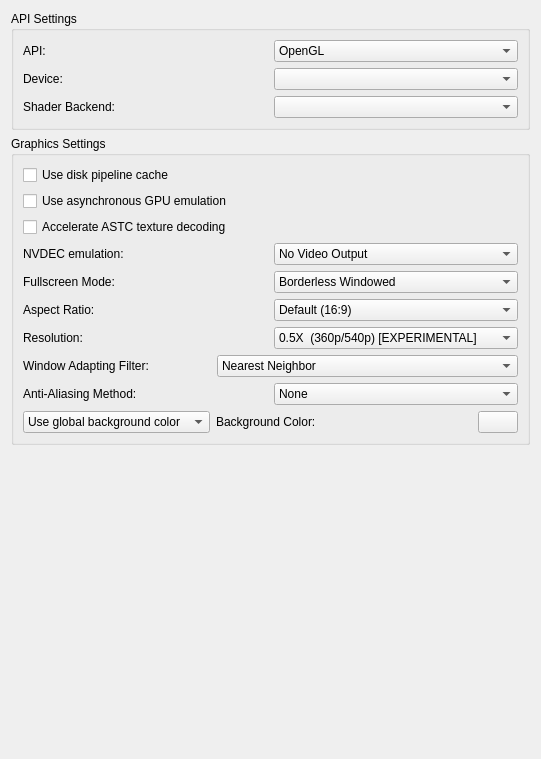
First picture: the form in src/yuzu/configuration/configure_graphics.ui, repository QuantumGhost/yuzu, before the edit.
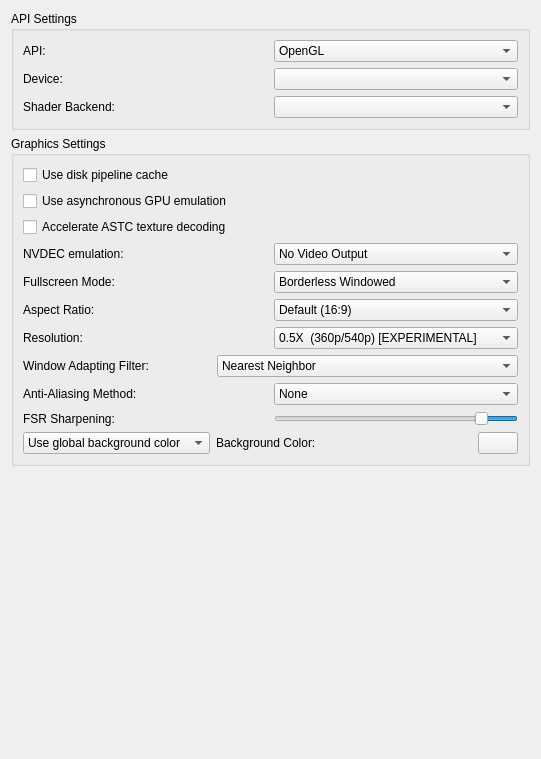
Second picture: the form after the edit.

```diff
--- a/src/yuzu/configuration/configure_graphics.ui
+++ b/src/yuzu/configuration/configure_graphics.ui
@@ -481,6 +481,62 @@
           </layout>
          </widget>
         </item>
+        <item>
+         <widget class="QWidget" name="fsr_sharpening_layout" native="true">
+          <property name="enabled">
+           <bool>true</bool>
+          </property>
+          <layout class="QHBoxLayout" name="horizontalLayout">
+           <property name="spacing">
+            <number>6</number>
+           </property>
+           <property name="sizeConstraint">
+            <enum>QLayout::SetDefaultConstraint</enum>
+           </property>
+           <property name="leftMargin">
+            <number>0</number>
+           </property>
+           <property name="topMargin">
+            <number>0</number>
+           </property>
+           <property name="rightMargin">
+            <number>0</number>
+           </property>
+           <property name="bottomMargin">
+            <number>0</number>
+           </property>
+           <item alignment="Qt::AlignLeft">
+            <widget class="QLabel" name="fsr_sharpening_label">
+             <property name="text">
+              <string>FSR Sharpening:</string>
+             </property>
+            </widget>
+           </item>
+           <item>
+            <widget class="QSlider" name="fsr_sharpening_slider">
+             <property name="sizePolicy">
+              <sizepolicy hsizetype="Preferred" vsizetype="Fixed">
+               <horstretch>0</horstretch>
+               <verstretch>0</verstretch>
+              </sizepolicy>
+             </property>
+             <property name="maximum">
+              <number>200</number>
+             </property>
+             <property name="sliderPosition">
+              <number>25</number>
+             </property>
+             <property name="orientation">
+              <enum>Qt::Horizontal</enum>
+             </property>
+             <property name="invertedAppearance">
+              <bool>true</bool>
+             </property>
+            </widget>
+           </item>
+          </layout>
+         </widget>
+        </item>
         <item>
          <widget class="QWidget" name="bg_layout" native="true">
           <property name="sizePolicy">
```
